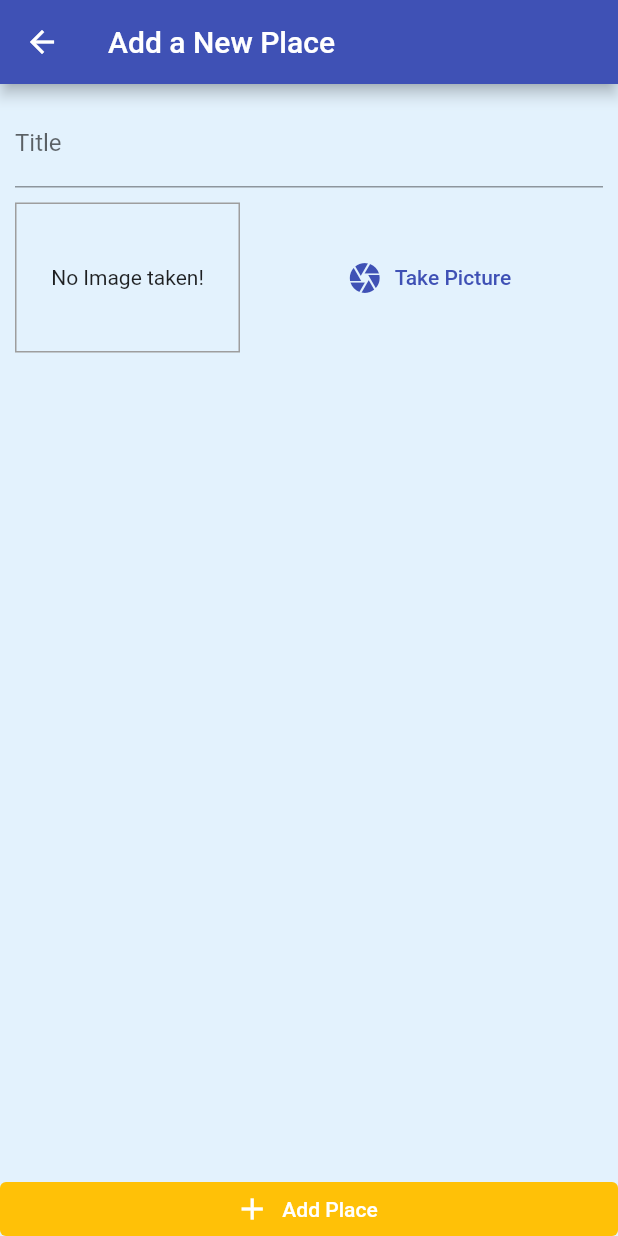
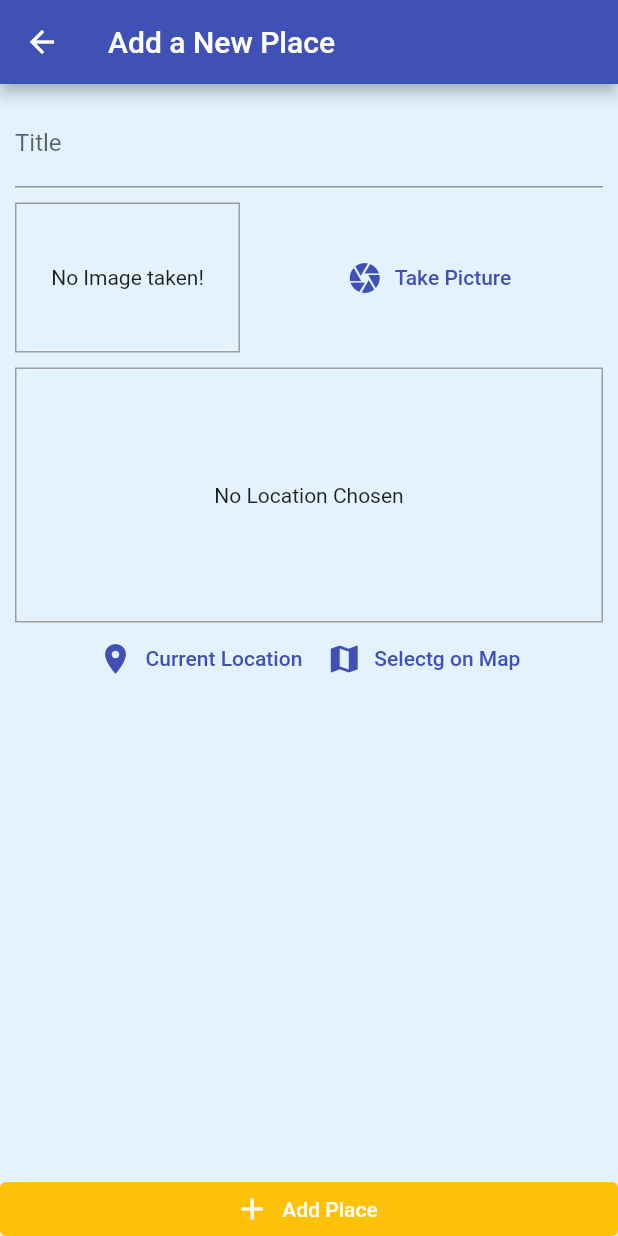
Before and after one commit to Tolulope05/great_places_app, a Flutter app: the AddPlacescreen screen opened by its route, on a phone screen of 412 x 824 dp. Run offline on Flutter 3.47's test engine with Material 2 defaults, Android fonts, the light colour scheme and no system bars; our stand-ins replace image_picker, sqflite; accounts and stored records are empty.

Commit message:
added a location input and the location package

```diff
--- a/lib/screens/add_place_screen.dart
+++ b/lib/screens/add_place_screen.dart
@@ -4,6 +4,7 @@ import 'package:flutter/material.dart';
 import 'package:provider/provider.dart';
 
 import '../widgets/image_input.dart';
+import '../widgets/location_input.dart';
 import '../providers/great_places.dart';
 
 class AddPlacescreen extends StatefulWidget {
@@ -64,6 +65,8 @@ class _AddPlacescreenState extends State<AddPlacescreen> {
                   ),
                   const SizedBox(height: 10),
                   ImageInput(_selectImage),
+                  const SizedBox(height: 10),
+                  LocationInput(),
                 ],
               ),
             ),
--- a/lib/screens/places_list_screen.dart
+++ b/lib/screens/places_list_screen.dart
@@ -26,7 +26,7 @@ class PlacesListScreen extends StatelessWidget {
             .fetchAndSetPlaces(),
         builder: (ctx, snapshot) =>
             snapshot.connectionState == ConnectionState.waiting
-                ? Center(
+                ? const Center(
                     child: CircularProgressIndicator(),
                   )
                 : Consumer<GreatPlaces>(
--- /dev/null
+++ b/lib/widgets/location_input.dart
@@ -0,0 +1,62 @@
+import 'package:flutter/material.dart';
+
+class LocationInput extends StatefulWidget {
+  LocationInput({Key? key}) : super(key: key);
+
+  @override
+  State<LocationInput> createState() => _LocationInputState();
+}
+
+class _LocationInputState extends State<LocationInput> {
+  String? _imagePreviewUrl;
+  @override
+  Widget build(BuildContext context) {
+    return Column(
+      children: [
+        Container(
+          alignment: Alignment.center,
+          height: 170,
+          width: double.infinity,
+          decoration: BoxDecoration(
+              border: Border.all(
+            width: 1,
+            color: Colors.grey,
+          )),
+          child: _imagePreviewUrl == null
+              ? const Text(
+                  'No Location Chosen',
+                  textAlign: TextAlign.center,
+                )
+              : Image.network(
+                  _imagePreviewUrl!,
+                  fit: BoxFit.cover,
+                  width: double.infinity,
+                ),
+        ),
+        Row(
+          mainAxisAlignment: MainAxisAlignment.center,
+          children: [
+            TextButton.icon(
+              onPressed: () {},
+              label: const Text('Current Location'),
+              style: ButtonStyle(
+                foregroundColor: MaterialStateProperty.all(
+                    Theme.of(context).colorScheme.primary),
+              ),
+              icon: const Icon(Icons.location_on),
+            ),
+            TextButton.icon(
+              onPressed: () {},
+              label: const Text('Selectg on Map'),
+              style: ButtonStyle(
+                foregroundColor: MaterialStateProperty.all(
+                    Theme.of(context).colorScheme.primary),
+              ),
+              icon: const Icon(Icons.map),
+            )
+          ],
+        ),
+      ],
+    );
+  }
+}
--- a/pubspec.yaml
+++ b/pubspec.yaml
@@ -39,6 +39,7 @@ dependencies:
   path_provider: ^2.0.11
   path: ^1.8.1
   sqflite: ^2.0.2+1
+  location: ^4.4.0
 
 dev_dependencies:
   flutter_test:
```
Also changed, not shown: pubspec.lock, 3 other files.
